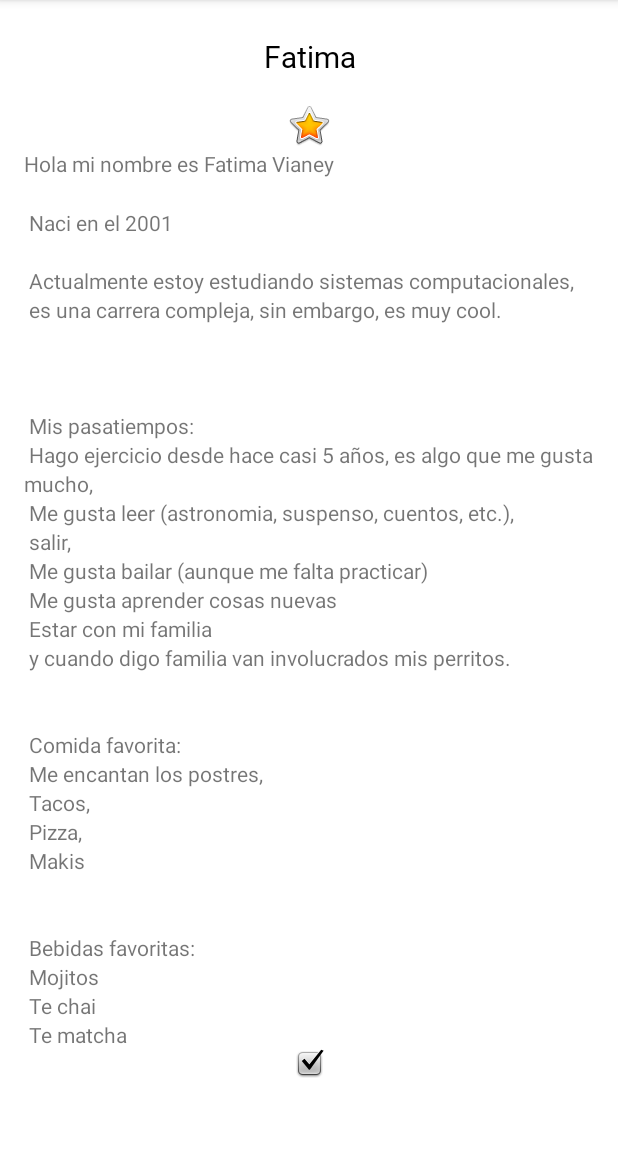
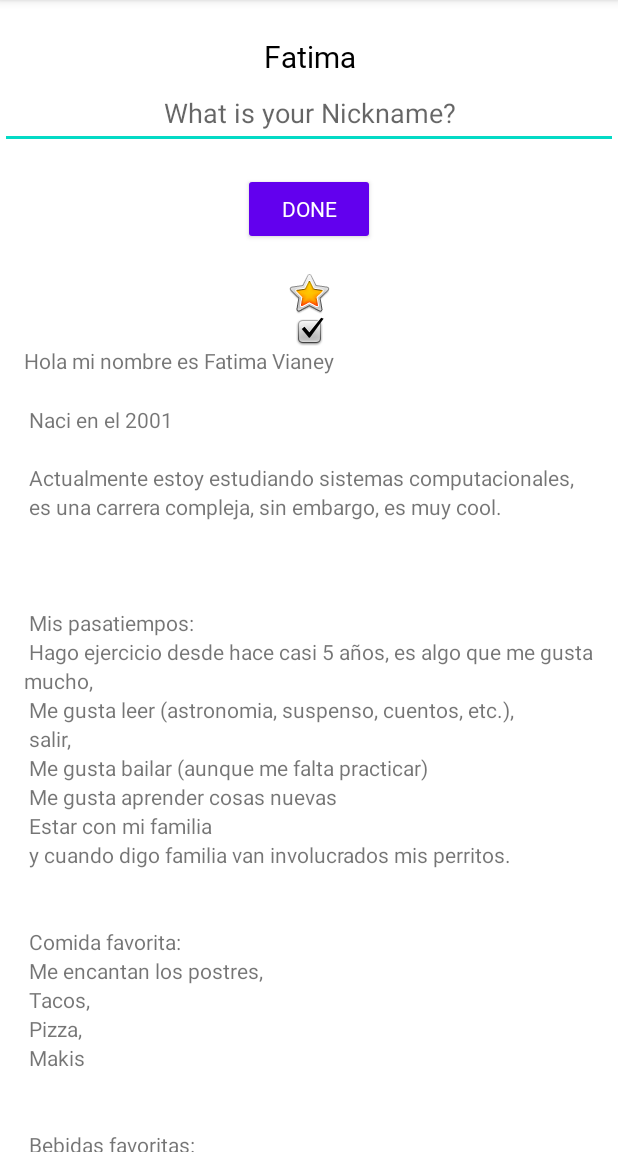
Before and after one commit to FatimaVPL/AboutMe, an Android app: the screen it shows after launch (MainActivity), on a phone screen of 412 x 824 dp, the part 84-1236 px from its top. Run offline under Robolectric (Android 15) with nearby library versions, the phone set to English and light mode, and no system bars.

Commit message:
Segunda Parte App

```diff
--- a/app/src/main/res/layout/activity_main.xml
+++ b/app/src/main/res/layout/activity_main.xml
@@ -17,6 +17,37 @@
         android:textAlignment="center"
         style="@style/NameStyle" />
 
+    <EditText
+        android:id="@+id/nickname_edit"
+        android:layout_width="match_parent"
+        android:layout_height="wrap_content"
+        android:ems="10"
+        android:hint="@string/what_is_your_name"
+        android:inputType="textPersonName"
+        android:minHeight="48dp"
+        android:textAlignment="center" />
+
+    <Button
+        android:id="@+id/done_button"
+        style="@style/Widget.AppCompat.Button.Colored"
+        android:layout_width="wrap_content"
+        android:layout_height="wrap_content"
+        android:layout_gravity="center_horizontal"
+        android:layout_marginTop="@dimen/layout_margin"
+        android:fontFamily="@font/roboto"
+        android:text="@string/done" />
+
+    <TextView
+        android:id="@+id/nickname_text"
+        style="@style/NameStyle"
+        android:layout_width="match_parent"
+        android:layout_height="wrap_content"
+        android:text=""
+        android:textAlignment="center"
+        android:visibility="gone"
+        android:background="@color/colorAccent"
+        android:paddingBottom="@dimen/small_padding"/>
+
     <ImageView
         android:id="@+id/star_image"
         android:layout_width="match_parent"
@@ -35,14 +66,6 @@
             android:layout_width="match_parent"
             android:layout_height="wrap_content"
             android:orientation="vertical">
-            <TextView
-                android:id="@+id/bio_text"
-                android:layout_width="match_parent"
-                android:layout_height="wrap_content"
-                android:lineSpacingMultiplier="1.2"
-                android:paddingStart="@dimen/layout_margin"
-                android:paddingEnd="@dimen/layout_margin"
-                android:text="@string/bio" />
 
             <ImageView
                 android:id="@+id/image_correcto"
@@ -54,6 +77,15 @@
                 android:scaleType="centerInside"
                 app:srcCompat="@android:drawable/checkbox_on_background" />
 
+            <TextView
+                android:id="@+id/bio_text"
+                android:layout_width="match_parent"
+                android:layout_height="wrap_content"
+                android:lineSpacingMultiplier="1.2"
+                android:paddingStart="@dimen/layout_margin"
+                android:paddingEnd="@dimen/layout_margin"
+                android:text="@string/bio" />
+
         </LinearLayout>
     </ScrollView>
 </LinearLayout>
--- a/app/src/main/res/values-night/strings.xml
+++ b/app/src/main/res/values-night/strings.xml
@@ -28,4 +28,6 @@
         \n Te matcha
     </string>
     <string name="palomita">Es un correcto</string>
+    <string name="what_is_your_name">What is your Nickname?</string>
+    <string name="done">Done</string>
 </resources>
--- a/app/src/main/res/values/colors.xml
+++ b/app/src/main/res/values/colors.xml
@@ -7,4 +7,5 @@
     <color name="teal_700">#FF018786</color>
     <color name="black">#FF000000</color>
     <color name="white">#FFFFFFFF</color>
+    <color name="colorAccent">#76bf5e</color>
 </resources>
--- a/app/src/main/res/values/strings.xml
+++ b/app/src/main/res/values/strings.xml
@@ -28,4 +28,6 @@
         \n Te matcha
     </string>
     <string name="palomita">Es un correcto</string>
+    <string name="what_is_your_name">What is your Nickname?</string>
+    <string name="done">Done</string>
 </resources>
```
Also changed, not shown: app/src/main/java/com/example/aboutme/MainActivity.kt (+46 -0 lines).
